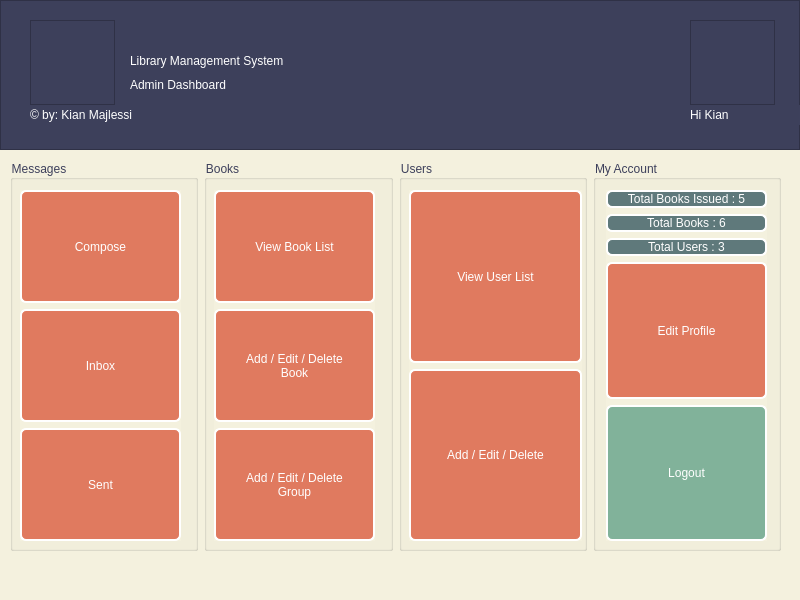
The window that mainwindow.ui (kianmajl/Library) describes before a commit, drawn with Qt 5.
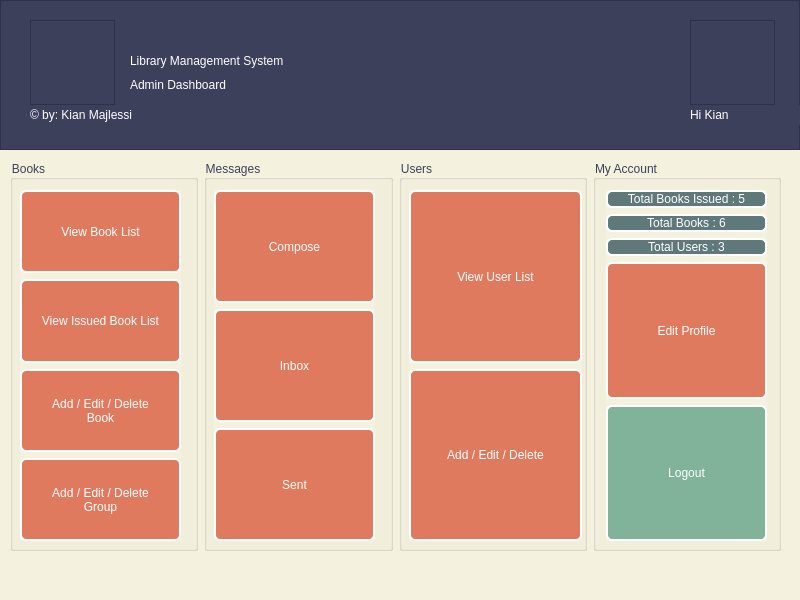
The same window after the commit. Icons and pictures are not drawn.

The edit to the form file:
```diff
--- a/mainwindow.ui
+++ b/mainwindow.ui
@@ -201,6 +201,79 @@
      </rect>
     </property>
     <layout class="QHBoxLayout" name="horizontalLayout">
+     <item>
+      <widget class="QGroupBox" name="groupBox">
+       <property name="title">
+        <string>Books</string>
+       </property>
+       <widget class="QWidget" name="verticalLayoutWidget_2">
+        <property name="geometry">
+         <rect>
+          <x>10</x>
+          <y>30</y>
+          <width>161</width>
+          <height>351</height>
+         </rect>
+        </property>
+        <layout class="QVBoxLayout" name="verticalLayout_2">
+         <item>
+          <widget class="QPushButton" name="pushButton_10">
+           <property name="sizePolicy">
+            <sizepolicy hsizetype="Expanding" vsizetype="Expanding">
+             <horstretch>0</horstretch>
+             <verstretch>0</verstretch>
+            </sizepolicy>
+           </property>
+           <property name="text">
+            <string>View Book List</string>
+           </property>
+          </widget>
+         </item>
+         <item>
+          <widget class="QPushButton" name="pushButton_2">
+           <property name="sizePolicy">
+            <sizepolicy hsizetype="Expanding" vsizetype="Expanding">
+             <horstretch>0</horstretch>
+             <verstretch>0</verstretch>
+            </sizepolicy>
+           </property>
+           <property name="text">
+            <string>View Issued Book List</string>
+           </property>
+          </widget>
+         </item>
+         <item>
+          <widget class="QPushButton" name="pushButton_7">
+           <property name="sizePolicy">
+            <sizepolicy hsizetype="Expanding" vsizetype="Expanding">
+             <horstretch>0</horstretch>
+             <verstretch>0</verstretch>
+            </sizepolicy>
+           </property>
+           <property name="text">
+            <string>Add / Edit / Delete
+Book</string>
+           </property>
+          </widget>
+         </item>
+         <item>
+          <widget class="QPushButton" name="pushButton">
+           <property name="sizePolicy">
+            <sizepolicy hsizetype="Expanding" vsizetype="Expanding">
+             <horstretch>0</horstretch>
+             <verstretch>0</verstretch>
+            </sizepolicy>
+           </property>
+           <property name="text">
+            <string>Add / Edit / Delete
+Group</string>
+           </property>
+          </widget>
+         </item>
+        </layout>
+       </widget>
+      </widget>
+     </item>
      <item>
       <widget class="QGroupBox" name="groupBox_3">
        <property name="title">
@@ -259,66 +332,6 @@
        </widget>
       </widget>
      </item>
-     <item>
-      <widget class="QGroupBox" name="groupBox">
-       <property name="title">
-        <string>Books</string>
-       </property>
-       <widget class="QWidget" name="verticalLayoutWidget_2">
-        <property name="geometry">
-         <rect>
-          <x>10</x>
-          <y>30</y>
-          <width>161</width>
-          <height>351</height>
-         </rect>
-        </property>
-        <layout class="QVBoxLayout" name="verticalLayout_2">
-         <item>
-          <widget class="QPushButton" name="pushButton_10">
-           <property name="sizePolicy">
-            <sizepolicy hsizetype="Expanding" vsizetype="Expanding">
-             <horstretch>0</horstretch>
-             <verstretch>0</verstretch>
-            </sizepolicy>
-           </property>
-           <property name="text">
-            <string>View Book List</string>
-           </property>
-          </widget>
-         </item>
-         <item>
-          <widget class="QPushButton" name="pushButton_7">
-           <property name="sizePolicy">
-            <sizepolicy hsizetype="Expanding" vsizetype="Expanding">
-             <horstretch>0</horstretch>
-             <verstretch>0</verstretch>
-            </sizepolicy>
-           </property>
-           <property name="text">
-            <string>Add / Edit / Delete
-Book</string>
-           </property>
-          </widget>
-         </item>
-         <item>
-          <widget class="QPushButton" name="pushButton">
-           <property name="sizePolicy">
-            <sizepolicy hsizetype="Expanding" vsizetype="Expanding">
-             <horstretch>0</horstretch>
-             <verstretch>0</verstretch>
-            </sizepolicy>
-           </property>
-           <property name="text">
-            <string>Add / Edit / Delete
-Group</string>
-           </property>
-          </widget>
-         </item>
-        </layout>
-       </widget>
-      </widget>
-     </item>
      <item>
       <widget class="QGroupBox" name="groupBox_2">
        <property name="title">
```
